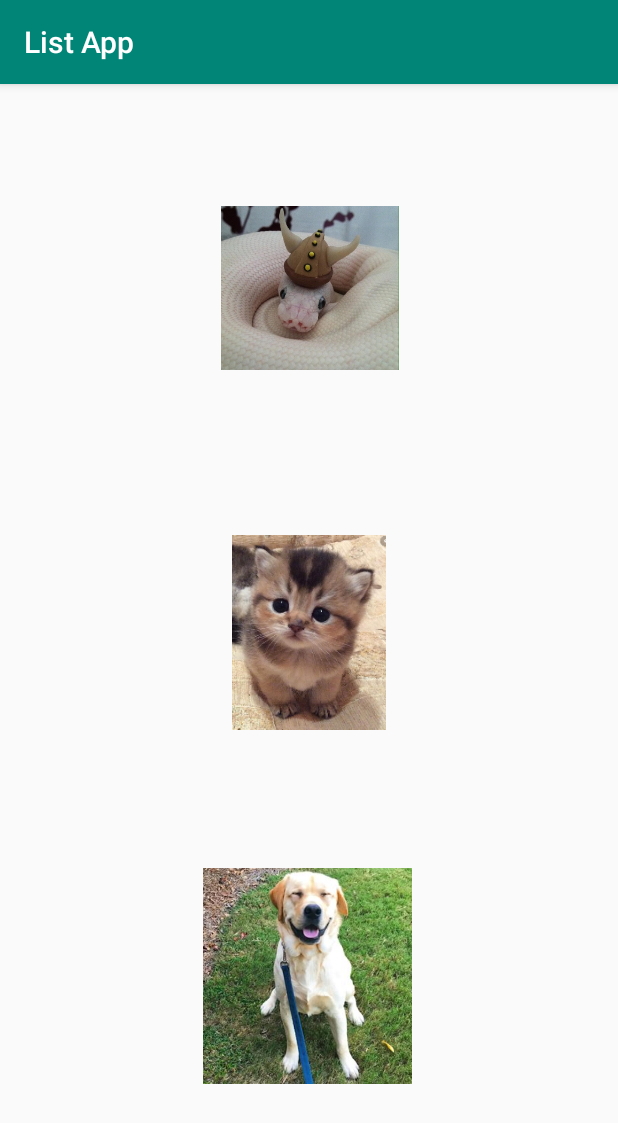
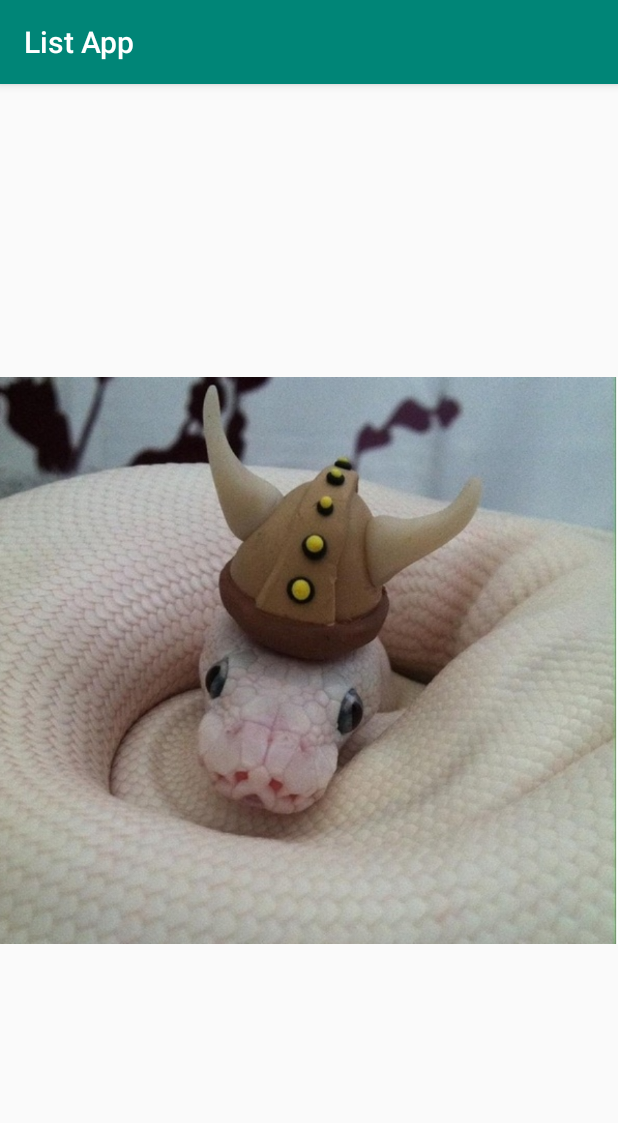
Before and after one commit to marmcrae/List_App, an Android app: the screen it shows after launch (DetailActivity), after a tap on "Snake", on a phone screen of 412 x 824 dp. Shown: the top 1123 px of the screen. Run offline under Robolectric (Android 15) with nearby library versions, the phone set to English and light mode, and no system bars.

Commit message:
Debug for images to work properly

```diff
--- a/app/src/main/java/com/example/listapp/DetailActivity.java
+++ b/app/src/main/java/com/example/listapp/DetailActivity.java
@@ -1,16 +1,13 @@
 package com.example.listapp;
-
-import androidx.appcompat.app.AppCompatActivity;
 
 import android.content.Intent;
 import android.graphics.Bitmap;
 import android.graphics.BitmapFactory;
-import android.media.Image;
 import android.os.Bundle;
 import android.view.Display;
 import android.widget.ImageView;
 
-import static com.example.listapp.R.drawable.snake;
+import androidx.appcompat.app.AppCompatActivity;
 
 public class DetailActivity extends AppCompatActivity {
 
@@ -20,45 +17,49 @@ public class DetailActivity extends AppCompatActivity {
         setContentView(R.layout.activity_detail);
 
         Intent in = getIntent();
-        int index = in.getIntExtra("com.example.listapp.org.ITEM_INDEX", -1);
+        int index = in.getIntExtra("com.example.listapp.ITEM_INDEX", -1);
 
         if (index > -1) {
             int pic = getImg(index);
-            ImageView img = findViewById(R.id.imageView);
+            ImageView img = (ImageView) findViewById(R.id.imageView);
             scaleImg(img, pic);
         }
+
     }
 
+    private int getImg(int index) {
 
-    private int getImg(int index) {
         switch (index) {
             case 0: return R.drawable.snake;
             case 1: return R.drawable.cat;
             case 2: return R.drawable.doggy;
             default: return -1;
-
-
-
-
         }
     }
 
     private void scaleImg(ImageView img, int pic) {
+
         Display screen = getWindowManager().getDefaultDisplay();
         BitmapFactory.Options options = new BitmapFactory.Options();
+
         options.inJustDecodeBounds = true;
         BitmapFactory.decodeResource(getResources(), pic, options);
 
-        int imgWidth =options.outWidth;
+
+        int imgWidth = options.outWidth;
+
         int screenWidth = screen.getWidth();
 
-    if (imgWidth > screenWidth) {
-        int ratio = Math.round( (float) imgWidth / (float)screenWidth );
-        options.inSampleSize = ratio;
 
-    }
-    options.inJustDecodeBounds = false;
+        if (imgWidth > screenWidth){
+            int ratio = Math.round((float)imgWidth / (float)screenWidth);
+            options.inSampleSize = ratio;
+
+        }
+
+        options.inJustDecodeBounds = false;
         Bitmap scaledImg = BitmapFactory.decodeResource(getResources(), pic, options);
         img.setImageBitmap(scaledImg);
     }
+
 }
--- a/app/src/main/java/com/example/listapp/ItemAdapter.java
+++ b/app/src/main/java/com/example/listapp/ItemAdapter.java
@@ -7,13 +7,10 @@ import android.view.ViewGroup;
 import android.widget.BaseAdapter;
 import android.widget.TextView;
 
-import com.example.listapp.R;
-
 public class ItemAdapter extends BaseAdapter {
 
-
     LayoutInflater mInflater;
-    String[] items;
+    String[]items;
     String[] prices;
     String[] descriptions;
 
@@ -22,6 +19,7 @@ public class ItemAdapter extends BaseAdapter {
         prices = p;
         descriptions = d;
         mInflater = (LayoutInflater) c.getSystemService(Context.LAYOUT_INFLATER_SERVICE);
+
     }
 
 
@@ -41,25 +39,21 @@ public class ItemAdapter extends BaseAdapter {
     }
 
     @Override
-    public View getView(int i, View convertView, ViewGroup parent) {
-
+    public View getView(int i, View view, ViewGroup viewGroup) {
         View v = mInflater.inflate(R.layout.my_listview_detail, null);
-        TextView nameTextView = (TextView) v.findViewById(R.id.nameTextView);
-        TextView descriptionTextView = (TextView) v.findViewById(R.id.descriptionTextView);
-        TextView priceTextView = (TextView) v.findViewById(R.id.priceTextView);
-
+        TextView nameTextView = (TextView) v. findViewById(R.id.nameTextView);
+        TextView descriptionTextView = (TextView) v. findViewById(R.id.descriptionTextView);
+        TextView priceTextView = (TextView) v. findViewById(R.id.priceTextView);
 
         String name = items[i];
-        String desc = descriptions [i];
-        String cost = prices [i];
+        String desc = descriptions[i];
+        String cost = prices[i];
+
         nameTextView.setText(name);
         descriptionTextView.setText(desc);
         priceTextView.setText(cost);
 
+
         return v;
-
-
-
-
     }
 }
--- a/app/src/main/java/com/example/listapp/MainActivity.java
+++ b/app/src/main/java/com/example/listapp/MainActivity.java
@@ -1,22 +1,20 @@
 package com.example.listapp;
-
-import androidx.appcompat.app.AppCompatActivity;
 
 import android.content.Intent;
 import android.content.res.Resources;
 import android.os.Bundle;
 import android.view.View;
 import android.widget.AdapterView;
-import android.widget.ArrayAdapter;
 import android.widget.ListView;
+
+import androidx.appcompat.app.AppCompatActivity;
 
 public class MainActivity extends AppCompatActivity {
 
     ListView myListView;
-    String[] items;
+    String[]items;
     String[] prices;
     String[] descriptions;
-
 
     @Override
     protected void onCreate(Bundle savedInstanceState) {
@@ -33,18 +31,12 @@ public class MainActivity extends AppCompatActivity {
         myListView.setAdapter(itemAdapter);
 
         myListView.setOnItemClickListener(new AdapterView.OnItemClickListener() {
-
             @Override
-            public void onItemClick(AdapterView<?> parent, View view, int i, long l) {
-
+            public void onItemClick(AdapterView<?> adapterView, View view, int i, long l) {
                 Intent showDetailActivity = new Intent(getApplicationContext(), DetailActivity.class);
-                final Intent intent = showDetailActivity.putExtra("com.example.listapp.ITEM_INDEX", i);
+                showDetailActivity.putExtra("com.example.listapp.ITEM_INDEX", i);
                 startActivity(showDetailActivity);
             }
-
-
         });
-
-
     }
 }
--- a/app/src/main/res/layout/activity_detail.xml
+++ b/app/src/main/res/layout/activity_detail.xml
@@ -9,51 +9,20 @@
 
     <ImageView
         android:id="@+id/imageView"
-        android:adjustViewBounds="true"
         android:layout_width="wrap_content"
         android:layout_height="wrap_content"
         app:layout_constraintBottom_toBottomOf="parent"
         app:layout_constraintEnd_toEndOf="parent"
-        app:layout_constraintHorizontal_bias="0.5"
         app:layout_constraintStart_toStartOf="parent"
         app:layout_constraintTop_toTopOf="parent"
-         />
-
-    <ImageView
-        android:id="@+id/imageView2"
-        android:layout_width="165dp"
-        android:layout_height="109dp"
-        app:layout_constraintBottom_toBottomOf="parent"
-        app:layout_constraintEnd_toEndOf="parent"
-        app:layout_constraintHorizontal_bias="0.504"
-        app:layout_constraintStart_toStartOf="parent"
-        app:layout_constraintTop_toTopOf="parent"
-        app:layout_constraintVertical_bias="0.123"
-        app:srcCompat="@mipmap/snake" />
-
-    <ImageView
-        android:id="@+id/imageView3"
-        android:layout_width="217dp"
-        android:layout_height="130dp"
-        app:layout_constraintBottom_toTopOf="@+id/imageView4"
-        app:layout_constraintEnd_toEndOf="parent"
-        app:layout_constraintStart_toStartOf="parent"
-        app:layout_constraintTop_toBottomOf="@+id/imageView2"
-        app:layout_constraintVertical_bias="0.545"
-        app:srcCompat="@mipmap/cat" />
-
-    <ImageView
-        android:id="@+id/imageView4"
-        android:layout_width="166dp"
-        android:layout_height="144dp"
-        android:layout_marginBottom="36dp"
-        app:layout_constraintBottom_toBottomOf="parent"
-        app:layout_constraintEnd_toEndOf="parent"
-        app:layout_constraintHorizontal_bias="0.497"
-        app:layout_constraintStart_toStartOf="parent"
-        app:layout_constraintTop_toBottomOf="@+id/imageView"
-        app:layout_constraintVertical_bias="0.681"
-        app:srcCompat="@drawable/doggy" /><![CDATA[
+        tools:ignore="MissingConstraints" />
 
 
-]]></androidx.constraintlayout.widget.ConstraintLayout>
+
+    /&gt;
+
+
+
+
+
+</androidx.constraintlayout.widget.ConstraintLayout>
--- a/app/src/main/res/layout/activity_main.xml
+++ b/app/src/main/res/layout/activity_main.xml
@@ -12,4 +12,6 @@
         android:layout_height="match_parent"
         tools:layout_editor_absoluteX="1dp"
         tools:layout_editor_absoluteY="1dp" />
+
+
 </androidx.constraintlayout.widget.ConstraintLayout>
```
Also changed, not shown: app/src/main/res/drawable/cat.PNG (deleted), app/src/main/res/drawable/doggy.PNG (deleted), app/src/main/res/drawable/snake.PNG (deleted), app/src/main/res/mipmap-xxhdpi/cat.PNG (deleted), app/src/main/res/mipmap-xxhdpi/doggy.PNG (deleted), app/src/main/res/mipmap-xxhdpi/snake.PNG (deleted).
